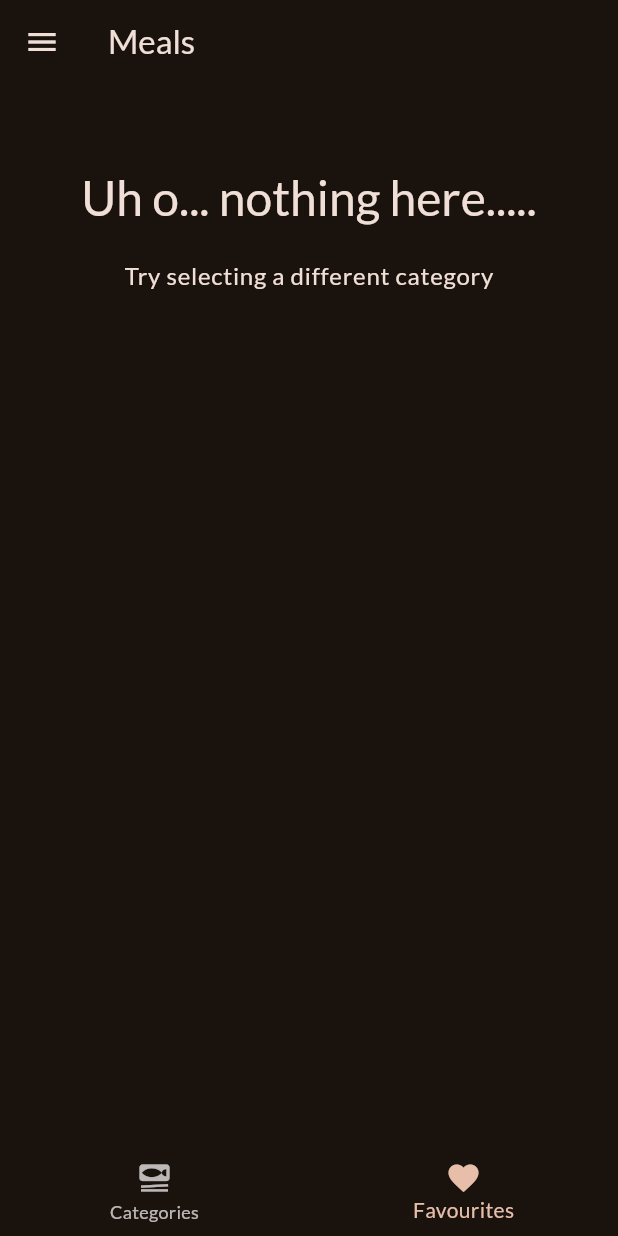
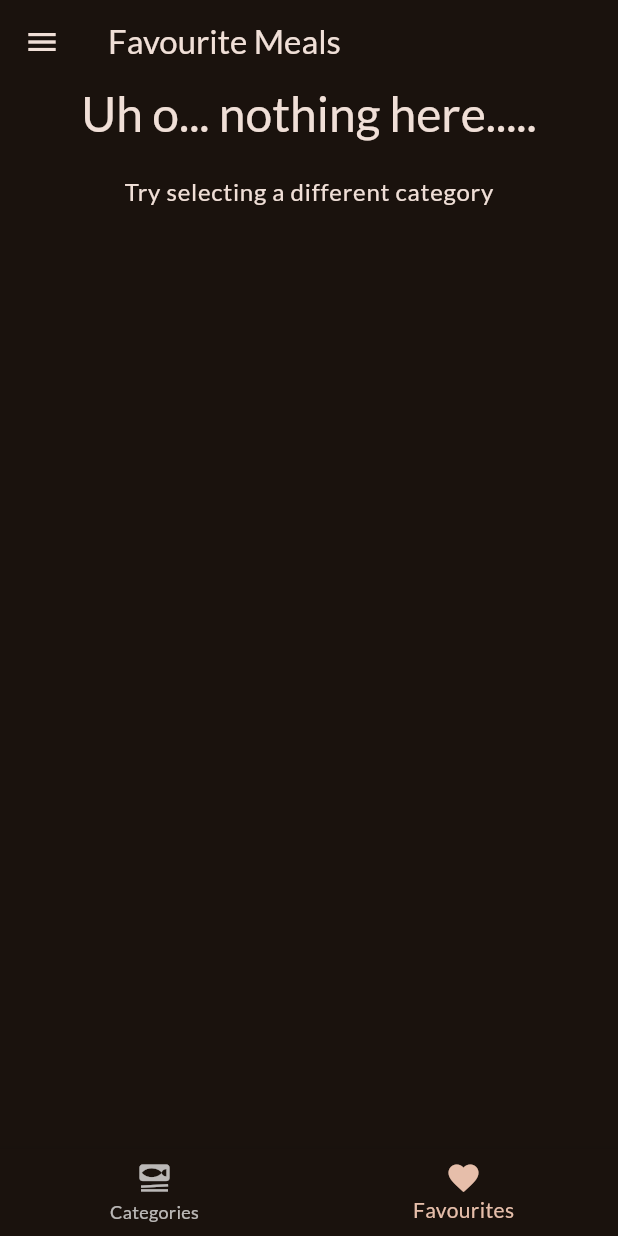
Before and after one commit to moharoon11/flutter_meals, a Flutter app: the screen it shows after launch, item 2 of the bottom bar chosen, on a phone screen of 412 x 824 dp. Run offline on Flutter 3.47's test engine with Material 3 defaults, Android fonts, the phone set to English and light mode, and no system bars; our stand-ins replace google_fonts, transparent_image.

Commit message:
filter page ready

```diff
--- a/lib/screens/categories.dart
+++ b/lib/screens/categories.dart
@@ -19,7 +19,6 @@ class CategoriesScreen extends StatelessWidget {
     Navigator.of(context).push(
       MaterialPageRoute(
         builder: (ctx) => MealsScreen(
-          title: category.title,
           meals: filteredMeals,
           toggleFavouriteMeal: toggleFavouriteMeal,
         ),
@@ -30,11 +29,6 @@ class CategoriesScreen extends StatelessWidget {
   @override
   Widget build(BuildContext context) {
     return Scaffold(
-        appBar: AppBar(
-          title: const Text(
-            'Flutter Meals',
-          ),
-        ),
         body: GridView(
       padding: const EdgeInsets.all(20),
       gridDelegate: const SliverGridDelegateWithFixedCrossAxisCount(
--- a/lib/screens/filters.dart
+++ b/lib/screens/filters.dart
@@ -1,4 +1,11 @@
 import 'package:flutter/material.dart';
+
+enum Filters {
+  glutonFree,
+  lactosFree,
+  vegeterian,
+  vegan,
+}
 
 class FilterScreen extends StatefulWidget {
   const FilterScreen({super.key});
@@ -21,7 +28,17 @@ class _FilterScreenState extends State<FilterScreen> {
           'Your Filters',
         ),
       ),
-      body: Column(children: [
+      body: WillPopScope(
+        onWillPop: () async {
+          Navigator.of(context).pop({
+            Filters.glutonFree: _isGlutonFreeFilterSet,
+            Filters.lactosFree: _lactoseFreeFilterSet,
+            Filters.vegeterian: _veganFilterSet,
+            Filters.vegan: _veganFilterSet
+          });
+          return false;
+        },
+        child: Column(children: [
           SwitchListTile(
             value: _isGlutonFreeFilterSet,
             onChanged: (isChecked) {
@@ -110,6 +127,7 @@ class _FilterScreenState extends State<FilterScreen> {
             contentPadding: const EdgeInsets.only(left: 34, right: 22),
           )
         ]),
+      ),
     );
   }
 }
--- a/lib/screens/meals.dart
+++ b/lib/screens/meals.dart
@@ -6,12 +6,10 @@ import 'package:meals/widget/meal_item.dart';
 class MealsScreen extends StatelessWidget {
   const MealsScreen({
     super.key,
-    required this.title,
     required this.meals,
     required this.toggleFavouriteMeal,
   });
 
-  final String title;
   final List<Meal> meals;
   final void Function(Meal meal) toggleFavouriteMeal;
 
@@ -60,11 +58,6 @@ class MealsScreen extends StatelessWidget {
     }
 
     return Scaffold(
-      appBar: AppBar(
-        title: Text(
-          title,
-        ),
-      ),
       body: content,
     );
   }
--- a/lib/screens/tabs.dart
+++ b/lib/screens/tabs.dart
@@ -32,15 +32,17 @@ class _TabsState extends State<Tabs> {
     );
   }
 
-  void _selectScreen(String identifier) {
+  void _selectScreen(String identifier) async {
     Navigator.of(context).pop();
 
     if (identifier == 'filters') {
-      Navigator.of(context).pushReplacement(
+      final result = await Navigator.of(context).push<Map<Filters, bool>>(
         MaterialPageRoute(
           builder: (context) => const FilterScreen(),
         ),
       );
+
+      print(result);
     }
   }
 
@@ -69,11 +71,10 @@ class _TabsState extends State<Tabs> {
 
     if (selectedIndex == 1) {
       activePage = MealsScreen(
-        title: '',
         meals: favouriteMeal,
         toggleFavouriteMeal: toggleFavouriteMeal,
       );
-      activePageTitle = 'Meals';
+      activePageTitle = 'Favourite Meals';
     }
 
     return Scaffold(
```
Lines whose indentation alone changed are shown as unchanged.
